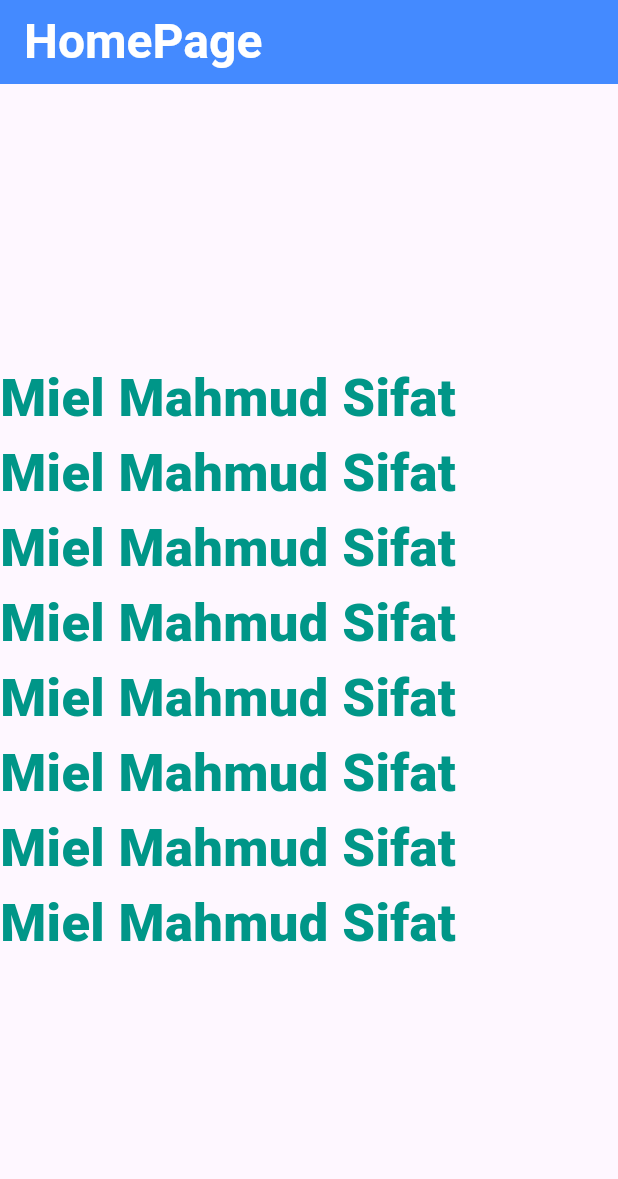
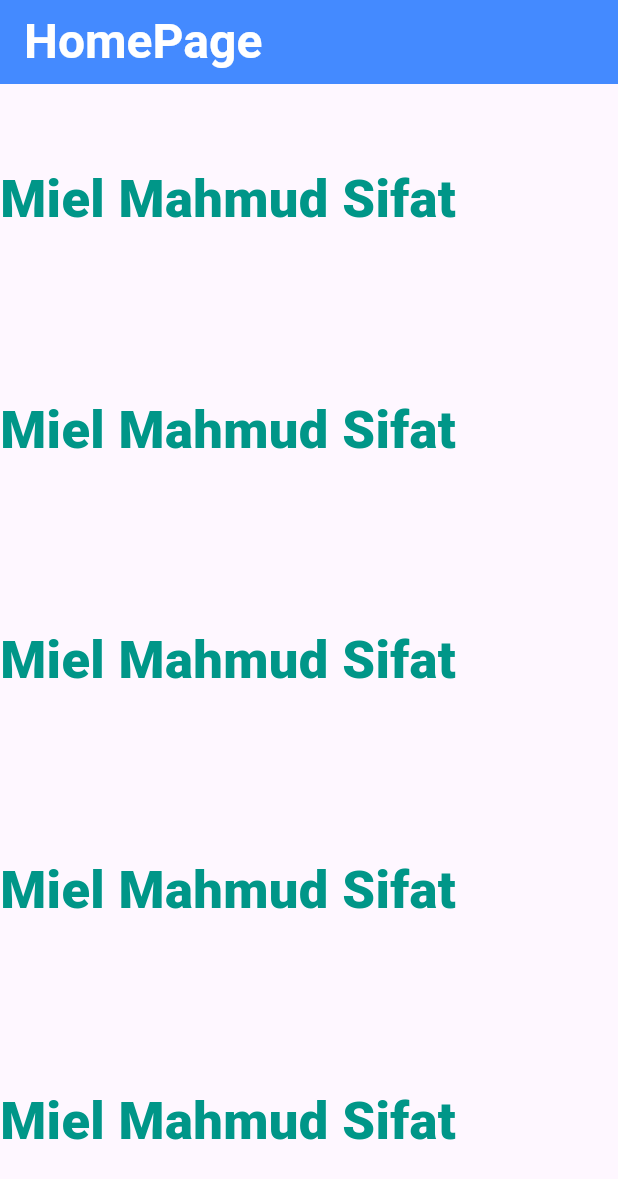
Before and after one commit to miel2793/flutter_practice_batch_10, a Flutter app: the screen it shows after launch, on a phone screen of 412 x 824 dp. Shown: the top 1179 px of the screen. Run offline on Flutter 3.47's test engine with Material 3 defaults, Android fonts, the phone set to English and light mode, and no system bars.

Commit message:
update  main

```diff
--- a/lib/main.dart
+++ b/lib/main.dart
@@ -35,8 +35,7 @@ class Home extends StatelessWidget {
 
         ),
         body: Column(
-          mainAxisAlignment: MainAxisAlignment.center,
-          crossAxisAlignment: CrossAxisAlignment.center,
+          mainAxisAlignment: MainAxisAlignment.spaceAround,
           children: [
             Text(
               "Miel Mahmud Sifat",
@@ -73,27 +72,9 @@ class Home extends StatelessWidget {
                   fontWeight: FontWeight.w900,
                   color: Colors.teal),
             ),
-            Text(
-              "Miel Mahmud Sifat",
-              style: TextStyle(
-                  fontSize: 35,
-                  fontWeight: FontWeight.w900,
-                  color: Colors.teal),
-            ),
-            Text(
-              "Miel Mahmud Sifat",
-              style: TextStyle(
-                  fontSize: 35,
-                  fontWeight: FontWeight.w900,
-                  color: Colors.teal),
-            ),
-            Text(
-              "Miel Mahmud Sifat",
-              style: TextStyle(
-                  fontSize: 35,
-                  fontWeight: FontWeight.w900,
-                  color: Colors.teal),
-            ),
+
+
+
           ],
         ));
   }
```
